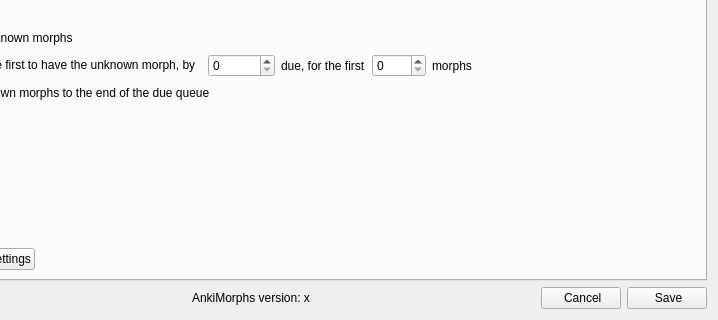
First picture: the form in ankimorphs/ui/settings_dialog.ui, repository mortii/anki-morphs, before the edit; both pictures show x 205 to 923 and y 146 to 466 of the 923 by 466 pixel window.
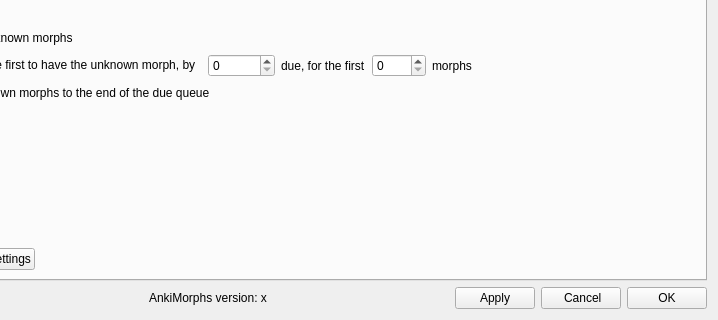
Second picture: the form after the edit.

Commit message: added "apply" and "ok" buttons to settings window

What changed in the file:
```diff
--- a/ankimorphs/ui/settings_dialog.ui
+++ b/ankimorphs/ui/settings_dialog.ui
@@ -1470,6 +1470,19 @@
          </property>
         </spacer>
        </item>
+       <item>
+        <widget class="QPushButton" name="applyPushButton">
+         <property name="minimumSize">
+          <size>
+           <width>80</width>
+           <height>0</height>
+          </size>
+         </property>
+         <property name="text">
+          <string>Apply</string>
+         </property>
+        </widget>
+       </item>
        <item>
         <widget class="QPushButton" name="cancelPushButton">
          <property name="text">
@@ -1478,9 +1491,21 @@
         </widget>
        </item>
        <item>
-        <widget class="QPushButton" name="savePushButton">
+        <widget class="QPushButton" name="okPushButton">
+         <property name="sizePolicy">
+          <sizepolicy hsizetype="Minimum" vsizetype="Fixed">
+           <horstretch>0</horstretch>
+           <verstretch>0</verstretch>
+          </sizepolicy>
+         </property>
+         <property name="minimumSize">
+          <size>
+           <width>80</width>
+           <height>0</height>
+          </size>
+         </property>
          <property name="text">
-          <string> Save</string>
+          <string>OK</string>
          </property>
         </widget>
        </item>
```
Left out of the diff: 8 changed lines with no effect on the pictures. The commit also changes 2 other files.
